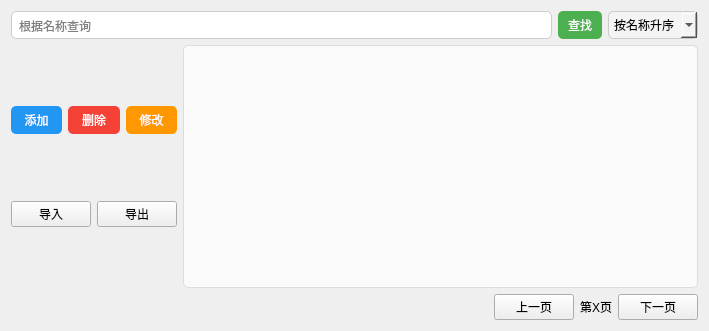
Qt form drugview.ui (zhuguotiao/Lab) before a commit.
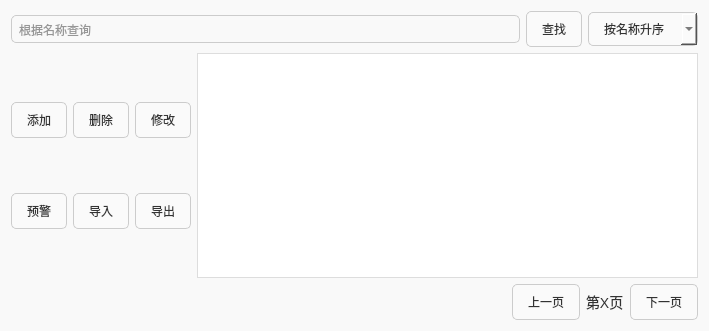
The same form after that commit.

Commit message: 优化库存预警功能，统一页面格式

```diff
--- a/drugview.ui
+++ b/drugview.ui
@@ -13,6 +13,45 @@
   <property name="windowTitle">
    <string>药品管理</string>
   </property>
+  <property name="styleSheet">
+   <string notr="true">
+    QWidget {
+        background-color: #f9f9f9;
+        font-family: &quot;Arial&quot;, sans-serif;
+        color: #333;
+    }
+    QLineEdit {
+        border: 1px solid #ccc;
+        border-radius: 5px;
+        padding: 5px;
+    }
+	QComboBox{
+		background-color: #fafafa;
+        border: 1px solid #ccc;
+        border-radius: 5px;
+        padding: 8px 15px;
+	}
+    QPushButton {
+        background-color: #fafafa;
+        border: 1px solid #ccc;
+        border-radius: 5px;
+        padding: 8px 15px;
+    }
+    QPushButton:hover {
+        background-color: #f3f3f3;
+    }
+    QTableView {
+        border: 1px solid #ddd;
+        background-color: white;
+        gridline-color: #eee;
+        selection-background-color: #cce5ff;
+        selection-color: #000;
+    }
+    QLabel {
+        font-size: 14px;
+    }
+   </string>
+  </property>
   <layout class="QVBoxLayout" name="verticalLayout_2">
    <item>
     <layout class="QHBoxLayout" name="horizontalLayout">
@@ -33,17 +72,7 @@
      <item>
       <widget class="QPushButton" name="btSearch">
        <property name="styleSheet">
-        <string>
-         QPushButton {
-          background-color: #4CAF50;
-          color: white;
-          border-radius: 5px;
-          padding: 5px 10px;
-         }
-         QPushButton:hover {
-          background-color: #45a049;
-         }
-        </string>
+        <string/>
        </property>
        <property name="text">
         <string>查找</string>
@@ -53,14 +82,7 @@
      <item>
       <widget class="QComboBox" name="orderCombo">
        <property name="styleSheet">
-        <string notr="true">
-       QComboBox {
-          background-color: #f4f4f4;
-          border-radius: 5px;
-          padding: 5px;
-		border: 1px solid #ccc;
-         }
-</string>
+        <string notr="true"/>
        </property>
        <item>
         <property name="text">
@@ -108,17 +130,7 @@
          <item>
           <widget class="QPushButton" name="btAdd">
            <property name="styleSheet">
-            <string>
-         QPushButton {
-          background-color: #2196F3;
-          color: white;
-          border-radius: 5px;
-          padding: 5px 10px;
-         }
-         QPushButton:hover {
-          background-color: #1e88e5;
-         }
-        </string>
+            <string/>
            </property>
            <property name="text">
             <string>添加</string>
@@ -128,17 +140,7 @@
          <item>
           <widget class="QPushButton" name="btDelete">
            <property name="styleSheet">
-            <string>
-         QPushButton {
-          background-color: #f44336;
-          color: white;
-          border-radius: 5px;
-          padding: 5px 10px;
-         }
-         QPushButton:hover {
-          background-color: #e53935;
-         }
-        </string>
+            <string/>
            </property>
            <property name="text">
             <string>删除</string>
@@ -148,17 +150,7 @@
          <item>
           <widget class="QPushButton" name="btEdit">
            <property name="styleSheet">
-            <string>
-         QPushButton {
-          background-color: #FF9800;
-          color: white;
-          border-radius: 5px;
-          padding: 5px 10px;
-         }
-         QPushButton:hover {
-          background-color: #fb8c00;
-         }
-        </string>
+            <string/>
            </property>
            <property name="text">
             <string>修改</string>
@@ -182,6 +174,13 @@
        </item>
        <item>
         <layout class="QHBoxLayout" name="horizontalLayout_2">
+         <item>
+          <widget class="QPushButton" name="btWarning">
+           <property name="text">
+            <string>预警</string>
+           </property>
+          </widget>
+         </item>
          <item>
           <widget class="QPushButton" name="btImport">
            <property name="text">
@@ -216,32 +215,7 @@
      <item>
       <widget class="QTableView" name="tableView">
        <property name="styleSheet">
-        <string>
-       QTableView {
-        border: 1px solid #dcdcdc;
-        border-radius: 5px;
-        background-color: #fafafa;
-       }
-       QTableView::item {
-        padding: 8px;
-       }
-       QTableView::horizontalHeader {
-        background-color: #2196F3;
-        color: white;
-       }
-       QTableView::verticalHeader {
-        background-color: #f0f0f0;
-       }
-       QTableView::item:selected {
-        background-color: #4CAF50;
-        color: white;
-       }
-       QTableView::item[stockWarning=&quot;true&quot;] {
-        background-color: #fff0f0;
-        color: red;
-        font-weight: bold;
-       }
-      </string>
+        <string/>
        </property>
       </widget>
      </item>
```
The commit also changes 12 other files.
